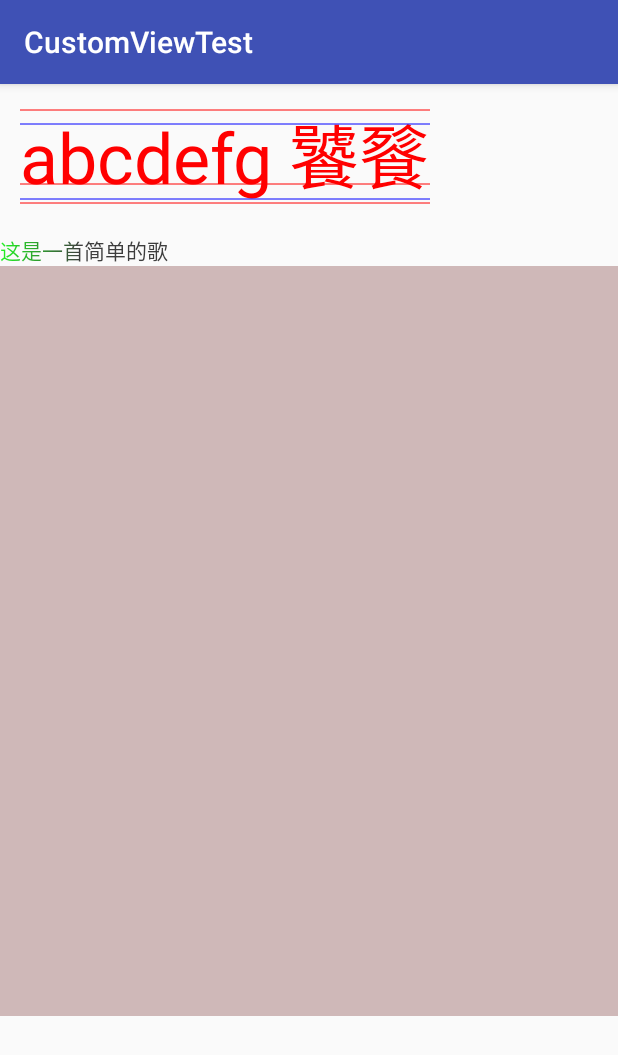
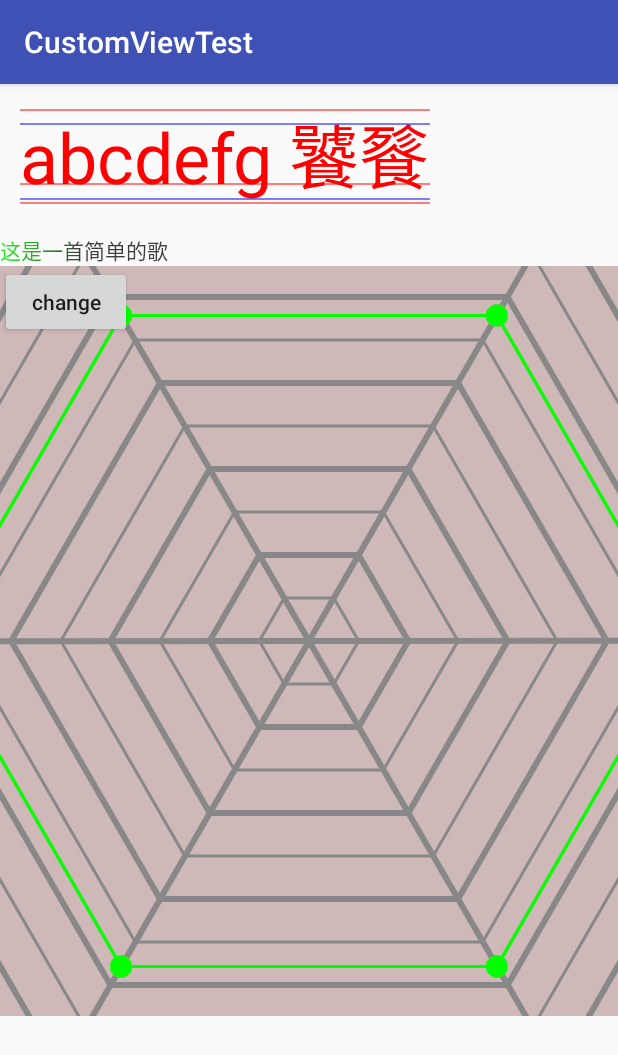
Before and after one commit to xiaweizi/CustomViewTest, an Android app: the PaintActivity screen opened directly, with no data from a screen before it, on a phone screen of 412 x 824 dp. Shown: the top 1055 px of the screen. Run offline under Robolectric (Android 15) with nearby library versions, the light colour scheme and no system bars.

Commit message:
[dev] 增加切换雷达样式的按钮

```diff
--- a/app/src/main/java/com/example/xiaweizi/customviewtest/PaintActivity.java
+++ b/app/src/main/java/com/example/xiaweizi/customviewtest/PaintActivity.java
@@ -2,6 +2,9 @@ package com.example.xiaweizi.customviewtest;
 
 import android.support.v7.app.AppCompatActivity;
 import android.os.Bundle;
+import android.view.View;
+
+import com.example.xiaweizi.customviewtest.view.SpiderView;
 
 public class PaintActivity extends AppCompatActivity {
 
@@ -9,5 +12,11 @@ public class PaintActivity extends AppCompatActivity {
     protected void onCreate(Bundle savedInstanceState) {
         super.onCreate(savedInstanceState);
         setContentView(R.layout.activity_paint);
+        findViewById(R.id.bt_change).setOnClickListener(new View.OnClickListener() {
+            @Override
+            public void onClick(View v) {
+                ((SpiderView) findViewById(R.id.spider_view)).change();
+            }
+        });
     }
 }
--- a/app/src/main/java/com/example/xiaweizi/customviewtest/view/SpiderView.java
+++ b/app/src/main/java/com/example/xiaweizi/customviewtest/view/SpiderView.java
@@ -5,7 +5,6 @@ import android.graphics.Canvas;
 import android.graphics.Color;
 import android.graphics.Paint;
 import android.graphics.Path;
-import android.os.Looper;
 import android.util.AttributeSet;
 import android.util.Log;
 import android.view.View;
@@ -13,9 +12,6 @@ import android.view.View;
 import java.util.ArrayList;
 import java.util.List;
 import java.util.Random;
-import java.util.concurrent.Executors;
-import java.util.concurrent.ScheduledExecutorService;
-import java.util.concurrent.TimeUnit;
 
 /**
  * <pre>
@@ -57,19 +53,21 @@ public class SpiderView extends View {
     public SpiderView(Context context, AttributeSet attrs, int defStyle) {
         super(context, attrs, defStyle);
         initView(context, attrs, defStyle);
-        ScheduledExecutorService executorService = Executors.newScheduledThreadPool(1);
-        executorService.scheduleAtFixedRate(new Runnable() {
-            @Override
-            public void run() {
-                new android.os.Handler(Looper.getMainLooper()).post(new Runnable() {
-                    @Override
-                    public void run() {
-                        mData = createData();
-                        postInvalidate();
-                    }
-                });
-            }
-        }, 2, 1, TimeUnit.SECONDS);
+        mData = createData();
+        postInvalidate();
+//        ScheduledExecutorService executorService = Executors.newScheduledThreadPool(1);
+//        executorService.scheduleAtFixedRate(new Runnable() {
+//            @Override
+//            public void run() {
+//                new android.os.Handler(Looper.getMainLooper()).post(new Runnable() {
+//                    @Override
+//                    public void run() {
+//                        mData = createData();
+//                        postInvalidate();
+//                    }
+//                });
+//            }
+//        }, 0, 1, TimeUnit.SECONDS);
     }
 
     private void initView(Context context, AttributeSet attrs, int defStyle) {
@@ -83,6 +81,11 @@ public class SpiderView extends View {
         mContentPaint.setStyle(Paint.Style.STROKE);
         mContentPaint.setColor(Color.CYAN);
 
+    }
+
+    public void change() {
+        mData = createData();
+        postInvalidate();
     }
 
     private List<SpiderData> createData() {
--- a/app/src/main/java/com/example/xiaweizi/customviewtest/view/WaveView.java
+++ b/app/src/main/java/com/example/xiaweizi/customviewtest/view/WaveView.java
@@ -8,7 +8,6 @@ import android.graphics.Paint;
 import android.graphics.Path;
 import android.graphics.PorterDuff;
 import android.graphics.PorterDuffXfermode;
-import android.graphics.Rect;
 import android.util.AttributeSet;
 import android.view.View;
 import android.view.animation.LinearInterpolator;
@@ -36,7 +35,6 @@ public class WaveView extends View {
     private int offsetY = 100;
     private int mAddValue = 1;
     private ValueAnimator mAnimator;
-    private Rect mRect = new Rect();
     private PorterDuffXfermode mXfermode;
 
     private void initPaint() {
--- a/app/src/main/res/layout/activity_paint.xml
+++ b/app/src/main/res/layout/activity_paint.xml
@@ -20,10 +20,23 @@
             android:layout_height="wrap_content"
             android:text="这是一首简单的歌" />
 
-        <com.example.xiaweizi.customviewtest.view.SpiderView
-            android:background="#cfb8b8"
+        <FrameLayout
             android:layout_width="match_parent"
-            android:layout_height="500dp" />
+            android:layout_height="wrap_content">
+
+            <com.example.xiaweizi.customviewtest.view.SpiderView
+                android:id="@+id/spider_view"
+                android:layout_width="match_parent"
+                android:layout_height="500dp"
+                android:background="#cfb8b8" />
+
+            <Button
+                android:id="@+id/bt_change"
+                android:layout_width="wrap_content"
+                android:layout_height="wrap_content"
+                android:text="change"
+                android:textAllCaps="false" />
+        </FrameLayout>
     </LinearLayout>
 
 </ScrollView>
```
